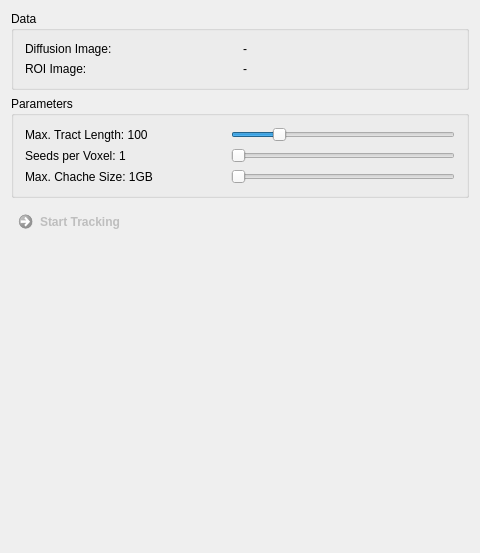
The window that Plugins/org.mitk.gui.qt.diffusionimaging/src/internal/QmitkStochasticFiberTrackingViewControls.ui (MITK/MITK) describes before a commit, drawn with Qt 5.
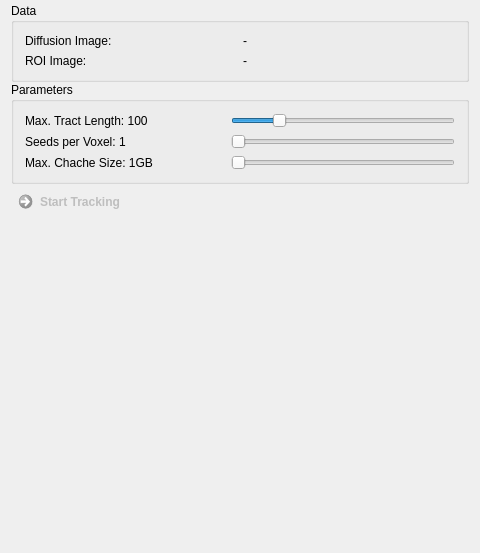
The same window after the commit.

Patch:
```diff
--- a/Plugins/org.mitk.gui.qt.diffusionimaging/src/internal/QmitkStochasticFiberTrackingViewControls.ui
+++ b/Plugins/org.mitk.gui.qt.diffusionimaging/src/internal/QmitkStochasticFiberTrackingViewControls.ui
@@ -20,6 +20,15 @@
    <string>QmitkTemplate</string>
   </property>
   <layout class="QGridLayout" name="gridLayout_3">
+   <property name="topMargin">
+    <number>3</number>
+   </property>
+   <property name="bottomMargin">
+    <number>3</number>
+   </property>
+   <property name="spacing">
+    <number>0</number>
+   </property>
    <item row="0" column="0">
     <widget class="QGroupBox" name="groupBox">
      <property name="title">
```
Left out of the diff: 13 changed lines with no effect on the pictures.
